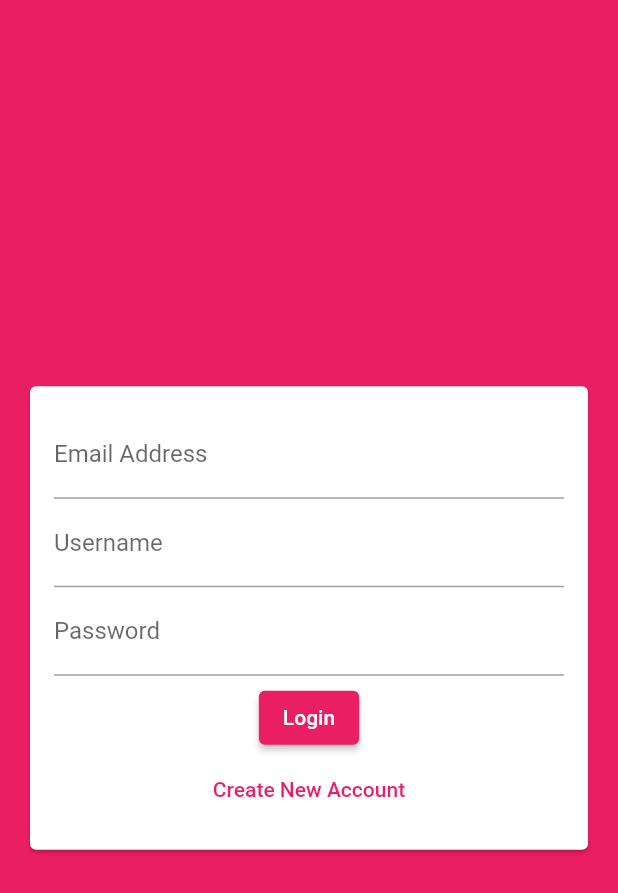
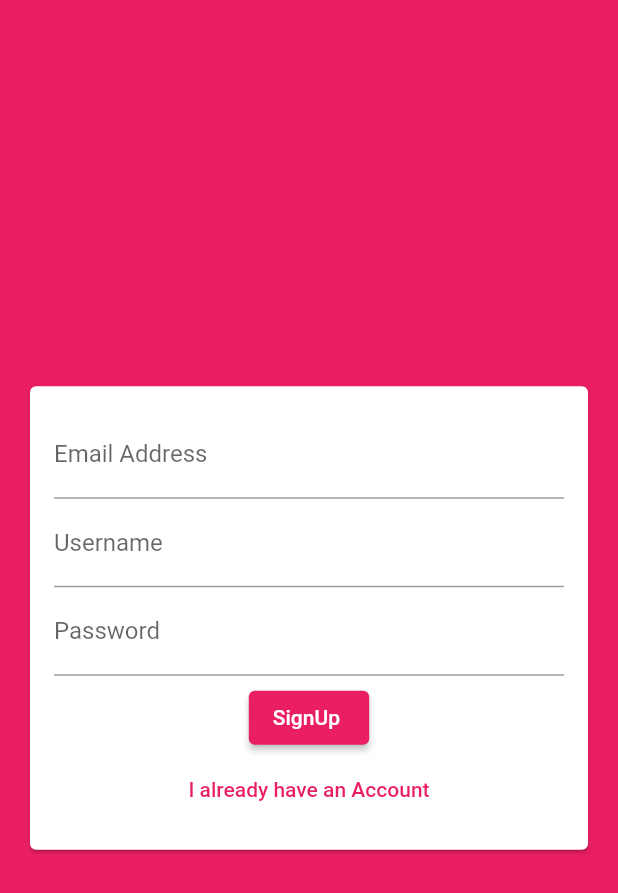
Before and after one commit to SumanRasaili/chat-app, a Flutter app: the screen it shows after launch, on a phone screen of 412 x 824 dp. Shown: the top 893 px of the screen. Run offline on Flutter 3.47's test engine with Material 2 defaults, Android fonts, the phone set to English and light mode, and no system bars; our stand-ins replace cloud_firestore, firebase_core; accounts and stored records are empty.

```diff
--- a/lib/screens/authentication_screen.dart
+++ b/lib/screens/authentication_screen.dart
@@ -9,11 +9,15 @@ class AuthenticationScreen extends StatefulWidget {
 }
 
 class _AuthenticationScreenState extends State<AuthenticationScreen> {
+  void _submitAuthForm(String email,String password,String userName,bool isLogin){
+
+
+  }
   @override
   Widget build(BuildContext context) {
     return Scaffold(
       backgroundColor: Theme.of(context).primaryColor,
-      body: Authform()
+      body: Authform(_submitAuthForm)
 
     );
   }
--- a/lib/widgets/auth/auth_form.dart
+++ b/lib/widgets/auth/auth_form.dart
@@ -1,7 +1,8 @@
 import 'package:flutter/material.dart';
 
 class Authform extends StatefulWidget {
-  const Authform({Key? key}) : super(key: key);
+   Authform(this.submitFn);
+  final void Function (String email,String password,String userName,bool isLogin)submitFn;
 
   @override
   State<Authform> createState() => _AuthformState();
@@ -12,14 +13,21 @@ class _AuthformState extends State<Authform> {
   String _userPassword = '';
   String _userEmail = '';
   String _userName = '';
+  var _isLogin = false;
+
+
   void _trySubmit() {
     final isValid = _formKey.currentState!.validate();
     FocusScope.of(context).unfocus();
     if (isValid) {
       _formKey.currentState!.save();
-      print(_userEmail);
-      print(_userName);
-      print(_userPassword);
+      widget.submitFn(
+        _userEmail,
+        _userPassword,
+        _userName,
+        _isLogin,
+      );
+
     }
   }
 
@@ -38,6 +46,7 @@ class _AuthformState extends State<Authform> {
                     //that makes column to only take its height
                     children: [
                       TextFormField(
+                        key: const ValueKey('email'),
                         keyboardType: TextInputType.emailAddress,
                         validator: (value) {
                           if (value!.isEmpty || !value.contains('@')) {
@@ -53,7 +62,9 @@ class _AuthformState extends State<Authform> {
                           labelText: 'Email Address',
                         ),
                       ),
+                      if(!_isLogin)
                       TextFormField(
+                        key: const ValueKey('username'),
                         onSaved: (value) {
                           _userName = value!;
                         },
@@ -69,6 +80,7 @@ class _AuthformState extends State<Authform> {
                         ),
                       ),
                       TextFormField(
+                        key: const ValueKey('password'),
                         obscureText: true,
                         validator: (value) {
                           if (value!.isEmpty || value.length < 7) {
@@ -91,10 +103,14 @@ class _AuthformState extends State<Authform> {
                           onPressed:
                             _trySubmit,
 
-                          child: const Text('Login')),
+                          child: Text(_isLogin ?  'Login' : 'SignUp ')),
                       TextButton(
-                          onPressed: () {},
-                          child: const Text('Create New Account'))
+                          onPressed: () {
+                            setState(() {
+                              _isLogin = !_isLogin;
+                            });
+                          },
+                          child:  Text(_isLogin ?  'Create New Account' : 'I already have an Account'))
                     ],
                   ),
                 )),
```
